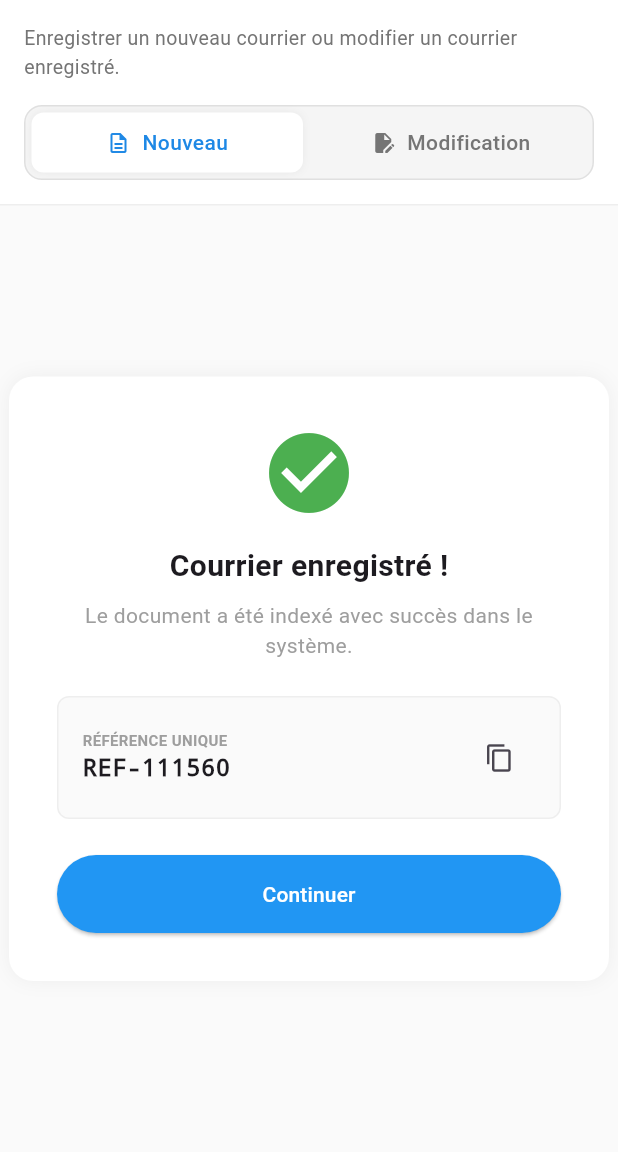
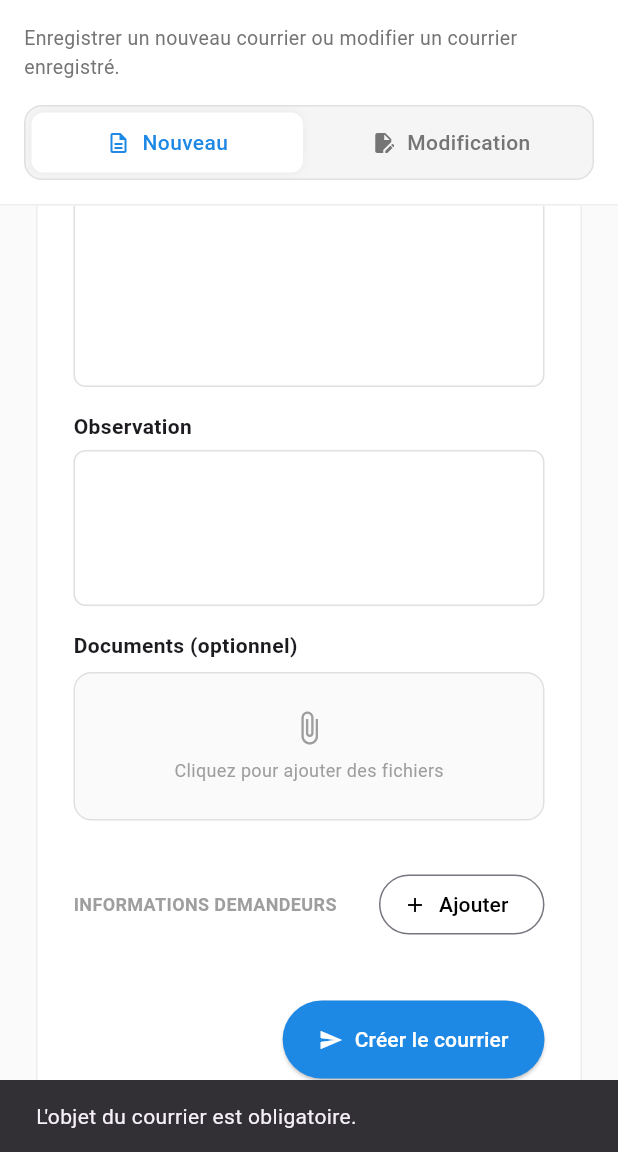
Before and after one commit to edodrandria22/courrier-mobile, a Flutter app: the CourrierPage screen opened by its route, scrolled down 357 dp, after a tap on "Créer le courrier", on a phone screen of 412 x 824 dp, the part 84-1236 px from its top. Run offline on Flutter 3.47's test engine with Material 3 defaults, Android fonts, the phone set to English and light mode, and no system bars; our stand-ins replace file_picker, flutter_secure_storage, open_filex; accounts and stored records are empty.

Commit message:
mety modification et update courrier

```diff
--- a/lib/constants/config_constants.dart
+++ b/lib/constants/config_constants.dart
@@ -3,6 +3,8 @@ class ConfigConstants {
   // - Émulateur Android : 'http://10.0.2.2:8000'
   // - Smartphone physique (Motorola, etc.) : 'http://192.168.X.X:8000' (l'adresse IP locale de ton PC)
   // - Serveur distant / Production : 'https://ton-domaine.com'
-  static const String backendUrl = 'http://102.216.23.143:8000';
-  static const String ipBackend = '102.216.23.143';
+  // static const String backendUrl = 'http://102.216.23.143:8000';
+  // static const String ipBackend = '102.216.23.143';
+  static const String backendUrl = 'http://192.168.88.14:8000';
+  static const String ipBackend = '192.168.88.14';
 }
--- a/lib/screens/courrier/form/courrier_form.dart
+++ b/lib/screens/courrier/form/courrier_form.dart
@@ -1,4 +1,8 @@
+import 'dart:io';
+
 import 'package:courrier_mobile/models/courrier/courrier.dart';
+import 'package:courrier_mobile/services/courriers/courrier_service.dart';
+import 'package:courrier_mobile/services/utils/service_result.dart';
 import 'package:flutter/material.dart';
 import 'package:flutter/services.dart';
 import 'package:file_picker/file_picker.dart';
@@ -105,15 +109,87 @@ class _CourrierFormState extends State<CourrierForm> {
   }
 
   Future<void> handleSubmit() async {
+    // 1. Validation basique
+    if (objectCtrl.text.trim().isEmpty) {
+      ScaffoldMessenger.of(context).showSnackBar(
+        const SnackBar(content: Text('L\'objet du courrier est obligatoire.')),
+      );
+      return;
+    }
+
     setState(() => loading = true);
 
-    // Simuler un appel API
-    await Future.delayed(const Duration(seconds: 1));
+    try {
+      // 2. Préparation des données (Création de l'objet Courrier)
+      // Adaptez les noms des champs (id, reference, DetailPersonne) selon votre modèle exact
+      final newCourrier = Courrier(
+        id: widget.courrier?.id, // S'il s'agit d'une modification
+        reference: widget.courrier?.reference,
+        object: objectCtrl.text.trim(),
+        description: descCtrl.text.trim(),
+        observation: obsCtrl.text.trim(),
+        isConfidentiel: isConfidentiel,
+        detailPersonnes: personnes.map((p) => DetailPersonne( // <-- Utilisez le vrai nom de votre sous-modèle ici
+          name: p.name.text.trim(),
+          prenom: p.prenom.text.trim(),
+          email: p.email.text.trim(),
+          telephone: p.telephone.text.trim(),
+        )).toList(),
+      );
 
-    setState(() {
-      loading = false;
-      createdReference = "REF-${(100000 + DateTime.now().millisecondsSinceEpoch % 900000)}";
-    });
+      // 3. Préparation des fichiers joints (PlatformFile -> File)
+      List<File> filesToUpload = attachments
+          .where((f) => f.path != null)
+          .map((f) => File(f.path!))
+          .toList();
+
+      // 4. Appel du service
+      // Remplacez "CourrierService()" par la façon dont vous accédez à votre service (ex: instanciation directe, Provider, GetIt...)
+      final courrierService = CourrierService();
+      ServiceResult<Courrier> result;
+      if(widget.courrier != null) {
+        result = await courrierService.updateCourrier(widget.courrier!.id!, newCourrier);
+      } else {
+        result = await courrierService.createCourrier(newCourrier, files: filesToUpload);
+      }
+
+      // 5. Gestion de la réponse
+      if (result.success && result.data != null) {
+
+        // Optionnel : petite pause pour l'UX avant d'afficher l'écran de succès
+        // await Future.delayed(const Duration(seconds: 1));
+
+        if (mounted) {
+          setState(() {
+            loading = false;
+            // On récupère la vraie référence retournée par l'API
+            createdReference = result.data!.reference ?? "RÉFÉRENCE NON FOURNIE";
+          });
+        }
+      } else {
+        // En cas d'échec retourné par l'API
+        if (mounted) {
+          setState(() => loading = false);
+          ScaffoldMessenger.of(context).showSnackBar(
+            SnackBar(
+              content: Text(result.error ?? 'Erreur lors de la création du courrier'),
+              backgroundColor: Colors.red,
+            ),
+          );
+        }
+      }
+    } catch (e) {
+      // En cas de crash inattendu
+      if (mounted) {
+        setState(() => loading = false);
+        ScaffoldMessenger.of(context).showSnackBar(
+          SnackBar(
+            content: Text('Une erreur inattendue est survenue: $e'),
+            backgroundColor: Colors.red,
+          ),
+        );
+      }
+    }
   }
 
   @override
@@ -183,7 +259,7 @@ class _CourrierFormState extends State<CourrierForm> {
 
               if (widget.courrier == null) ...[
                 const SizedBox(height: 16),
-                _buildTextField('Observation', obsCtrl, maxLines: 3, disabled: isConfidentiel || loading),
+                _buildTextField('Observation', obsCtrl, maxLines: 3, disabled: loading),
                 const SizedBox(height: 16),
 
                 // Pièces jointes
```
Also changed, not shown: documentation/tache/toDo.txt (+5 -3 lines), lib/services/courriers/courrier_service.dart (+24 -8 lines).
